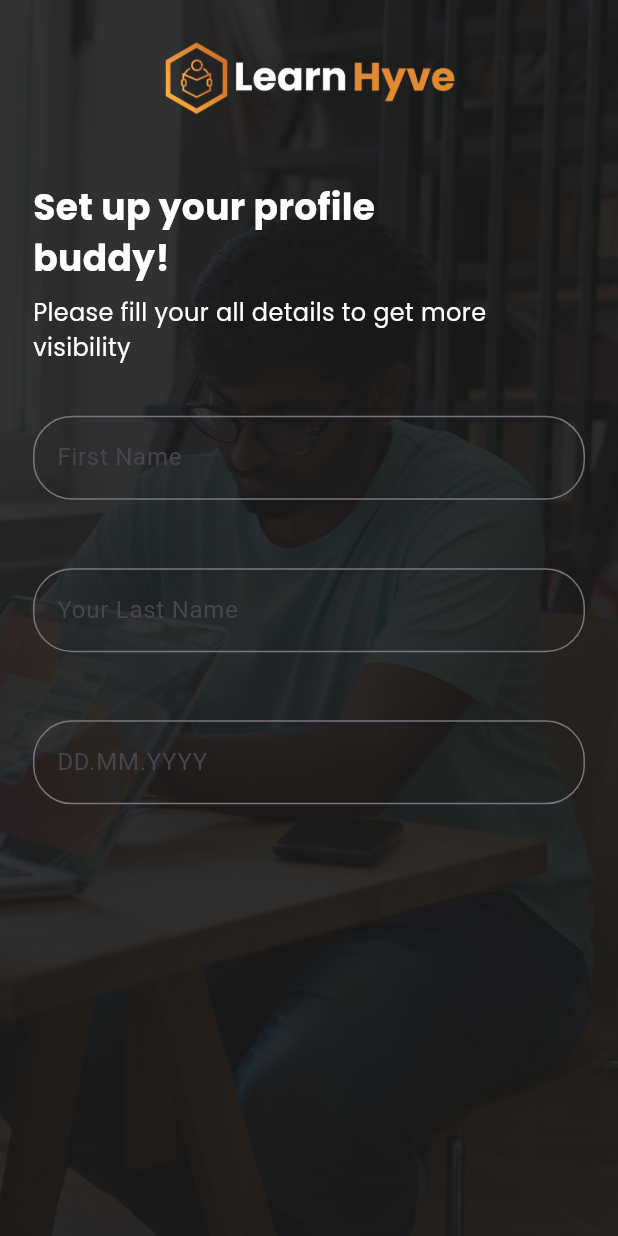
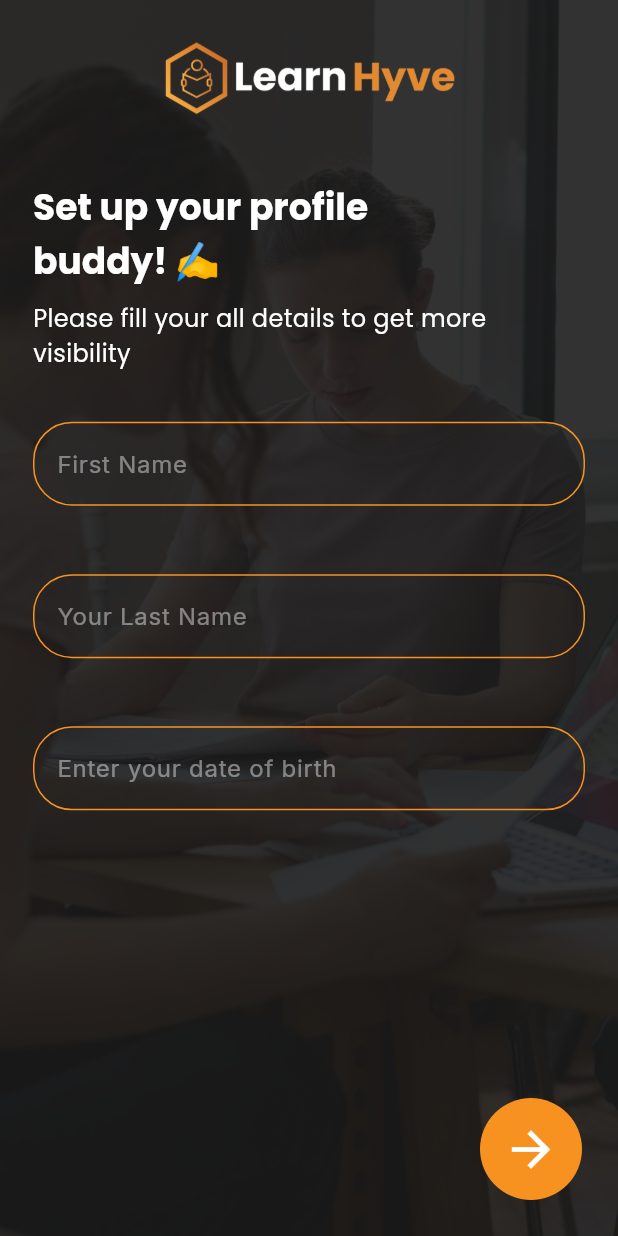
Before and after one commit to learnhyve/learnhyve, a Flutter app: the OnboardingScreen screen opened directly, on a phone screen of 412 x 824 dp. Run offline on Flutter 3.47's test engine with Material 3 defaults, Android fonts, the phone set to English and light mode, and no system bars; our stand-ins replace google_fonts, pinput.

Commit message:
Color Datepicker etc

```diff
--- a/lib/core/common_widgets/circular_next_button.dart
+++ b/lib/core/common_widgets/circular_next_button.dart
@@ -14,15 +14,15 @@ class CircularNextButton extends StatelessWidget {
         width: 68,
         height: 68,
         decoration: const BoxDecoration(
-          color: ColorConstants.primaryColor,
+          color: Color.fromRGBO(247, 146, 33, 1),
           shape: BoxShape.circle,
         ),
         child: const Center(
-          child: Icon(
-            Icons.arrow_forward,
-            color: Colors.white,
-          )
-        ),
+            child: Icon(
+          Icons.arrow_forward,
+          color: Colors.white,
+          size: 38,
+        )),
       ),
     );
   }
--- a/lib/core/constants/color_constants.dart
+++ b/lib/core/constants/color_constants.dart
@@ -3,5 +3,5 @@ import 'package:flutter/material.dart';
 class ColorConstants {
   ColorConstants._();
 
-  static const Color primaryColor = Color(0xFF087AFF);
+  static const Color primaryColor = Color.fromRGBO(247, 146, 33, 1);
 }
--- a/lib/feature/auth/widgets/phone_text_field.dart
+++ b/lib/feature/auth/widgets/phone_text_field.dart
@@ -17,6 +17,7 @@ class PhoneTextField extends StatelessWidget {
       controller: controller,
       keyboardType: keyboardType,
       maxLength: 10,
+      style: GoogleFonts.poppins(color: Colors.black),
       decoration: InputDecoration(
         counterText: '',
         prefix: Text(
--- a/lib/feature/home/screens/onboarding_screen.dart
+++ b/lib/feature/home/screens/onboarding_screen.dart
@@ -1,10 +1,12 @@
 import 'package:flutter/material.dart';
 import 'package:google_fonts/google_fonts.dart';
+import 'package:learn_hyve/core/common_widgets/circular_next_button.dart';
 import 'package:learn_hyve/core/constants/image_constants.dart';
 
 class OnboardingScreen extends StatefulWidget {
   const OnboardingScreen({super.key});
-
+  static route() =>
+      MaterialPageRoute(builder: (context) => const OnboardingScreen());
   @override
   State<OnboardingScreen> createState() => _OnboardingScreenState();
 }
@@ -13,11 +15,19 @@ class _OnboardingScreenState extends State<OnboardingScreen> {
   TextEditingController firstNameController = TextEditingController();
   TextEditingController lastNameController = TextEditingController();
   TextEditingController dobController = TextEditingController();
+
   @override
   Widget build(BuildContext context) {
+    void removeFocus() {
+      FocusScope.of(context).requestFocus(new FocusNode());
+    }
+
     final dw = MediaQuery.of(context).size.width;
-    return Scaffold(
-      body: Stack(children: [
+    return GestureDetector(
+      onTap: () => removeFocus(),
+      child: Scaffold(
+        body: Stack(
+          children: [
           Container(
             width: double.maxFinite,
             height: double.maxFinite,
@@ -25,7 +35,7 @@ class _OnboardingScreenState extends State<OnboardingScreen> {
               image: DecorationImage(
                   image: AssetImage(ImageConstants.welcomeScreenBackground),
                   fit: BoxFit.fitHeight,
-                alignment: Alignment.topRight),
+                  alignment: Alignment.center),
             ),
           ),
           Container(
@@ -50,12 +60,14 @@ class _OnboardingScreenState extends State<OnboardingScreen> {
                   SizedBox(
                     height: dw * 0.101,
                   ),
-                Text(
-                  'Set up your profile\nbuddy! ',
+                  RichText(
+                    text: TextSpan(
+                      text: 'Set up your profile\nbuddy! ✍️',
                       style: GoogleFonts.poppins(
                           fontSize: 24,
                           fontWeight: FontWeight.w700,
                           color: Colors.white),
+                    ),
                   ),
                   SizedBox(
                     height: dw * 0.02,
@@ -74,12 +86,15 @@ class _OnboardingScreenState extends State<OnboardingScreen> {
                     padding: EdgeInsets.symmetric(vertical: dw / 34),
                     child: TextField(
                       scrollPadding: EdgeInsets.only(
-                        bottom: MediaQuery.of(context).viewInsets.bottom + 30),
+                          bottom:
+                              MediaQuery.of(context).viewInsets.bottom + 30),
                       controller: firstNameController,
                       decoration: InputDecoration(
                           label: Text('First Name'),
                           hintText: 'Your First Name',
                           border: OutlineInputBorder(
+                              borderSide: const BorderSide(
+                                  color: Color.fromRGBO(247, 146, 33, 1)),
                               borderRadius: BorderRadius.circular(26.0))),
                     ),
                   ),
@@ -90,7 +105,8 @@ class _OnboardingScreenState extends State<OnboardingScreen> {
                     padding: EdgeInsets.symmetric(vertical: dw / 35.0),
                     child: TextField(
                       scrollPadding: EdgeInsets.only(
-                        bottom: MediaQuery.of(context).viewInsets.bottom + 30),
+                          bottom:
+                              MediaQuery.of(context).viewInsets.bottom + 30),
                       controller: lastNameController,
                       decoration: InputDecoration(
                           hintText: 'Your Last Name',
@@ -105,11 +121,25 @@ class _OnboardingScreenState extends State<OnboardingScreen> {
                     //TODO: Add Datepicker
                     padding: EdgeInsets.symmetric(vertical: dw / 35.0),
                     child: TextField(
+                      readOnly: true,
+                      onTap: () async => await showDatePicker(
+                        context: context,
+                        firstDate: DateTime(1920),
+                        lastDate: DateTime.now(),
+                      ).then((value) {
+                        value == null
+                            ? null
+                            : dobController.text =
+                                value.toIso8601String().split('T')[0];
+                        removeFocus();
+                      }),
                       scrollPadding: EdgeInsets.only(
-                        bottom: MediaQuery.of(context).viewInsets.bottom + 30),
-                    controller: lastNameController,
+                          bottom:
+                              MediaQuery.of(context).viewInsets.bottom + 30),
+                      controller: dobController,
                       decoration: InputDecoration(
                           hintText: 'DD.MM.YYYY',
+                          labelText: 'Enter your date of birth',
                           border: OutlineInputBorder(
                               borderRadius: BorderRadius.circular(26.0))),
                     ),
@@ -119,6 +149,13 @@ class _OnboardingScreenState extends State<OnboardingScreen> {
             ),
           ),
         ]),
+        floatingActionButton: Padding(
+          padding: const EdgeInsets.all(8.0),
+          child: CircularNextButton(
+            onTap: () {},
+          ),
+        ),
+      ),
     );
   }
 }
```
Also changed, not shown: lib/feature/auth/screens/login_screen.dart (+5 -3 lines), lib/feature/auth/screens/otp_verification_screen.dart (+11 -7 lines), lib/feature/auth/widgets/swipe_to_enter_button.dart (+7 -5 lines), lib/main.dart (+28 -2 lines). Lines whose indentation alone changed are shown as unchanged.
